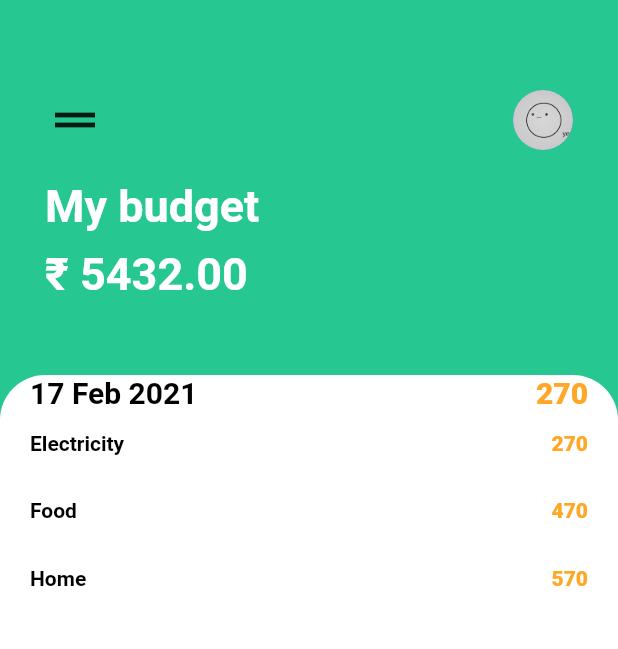
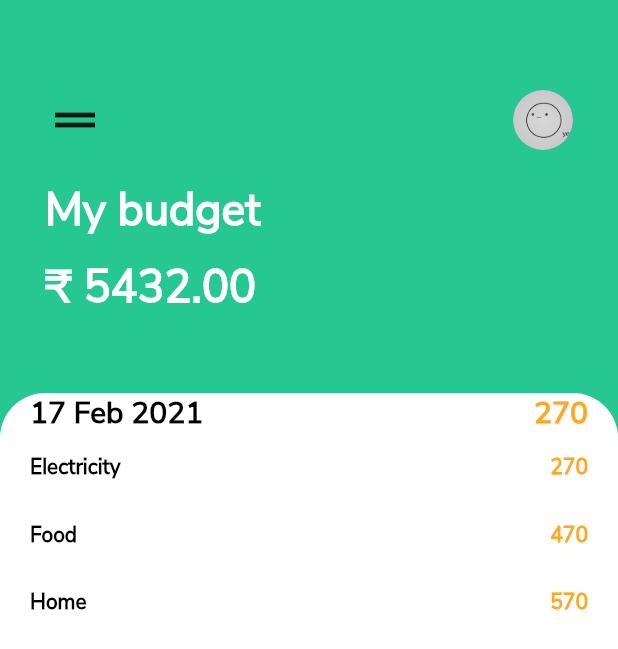
Before and after one commit to keertirajmalik/Pocket-Friend, a Flutter app: the screen it shows after launch, on a phone screen of 412 x 824 dp. Shown: the top 649 px of the screen. Run offline on Flutter 3.47's test engine with Material 2 defaults, Android fonts, the phone set to English and light mode, and no system bars.

Commit message:
added the font to app

```diff
--- a/lib/main.dart
+++ b/lib/main.dart
@@ -11,6 +11,7 @@ class MyApp extends StatelessWidget {
   Widget build(BuildContext context) {
     return MaterialApp(
       home: HomeScreen(),
+      theme: ThemeData(fontFamily: 'NunitoSans'),
     );
   }
 }
```
Also changed, not shown: assets/fonts/NunitoSans-Regular.ttf (added).
